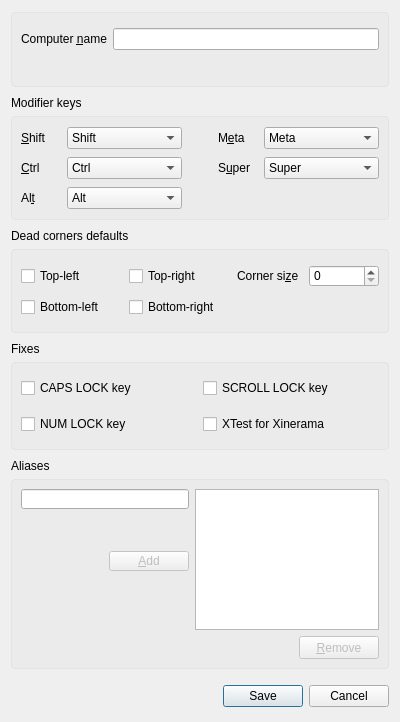
Old version of the form src/gui/src/ScreenSettingsDialogBase.ui in the repository deskflow/deskflow.
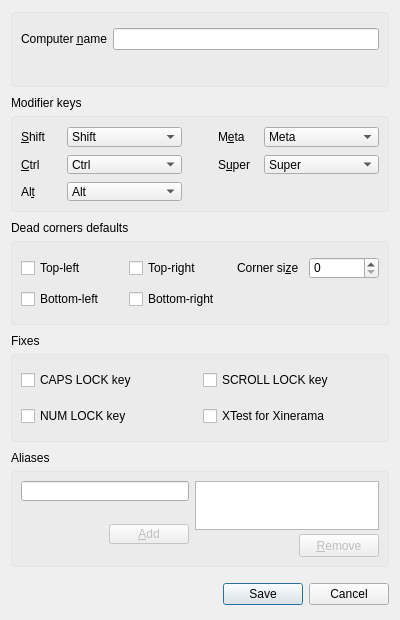
New version of the form.

Commit message: SYNERGY-936 Layout refactoring

```diff
--- a/src/gui/src/ScreenSettingsDialogBase.ui
+++ b/src/gui/src/ScreenSettingsDialogBase.ui
@@ -7,7 +7,7 @@
     <x>0</x>
     <y>0</y>
     <width>400</width>
-    <height>722</height>
+    <height>620</height>
    </rect>
   </property>
   <property name="sizePolicy">
@@ -779,42 +779,18 @@
      <property name="frameShadow">
       <enum>QFrame::Raised</enum>
      </property>
-     <layout class="QGridLayout" name="gridLayout_6" rowstretch="0,0,0,0,0" rowminimumheight="0,1,0,0,0">
+     <layout class="QHBoxLayout" name="horizontalLayout">
       <property name="sizeConstraint">
        <enum>QLayout::SetDefaultConstraint</enum>
       </property>
+      <item>
+       <layout class="QGridLayout" name="gridLayout_5">
+        <property name="topMargin">
+         <number>0</number>
+        </property>
       <property name="verticalSpacing">
-       <number>6</number>
-      </property>
-      <item row="4" column="2">
-       <spacer name="horizontalSpacer_2">
-        <property name="orientation">
-         <enum>Qt::Horizontal</enum>
-        </property>
-        <property name="sizeHint" stdset="0">
-         <size>
-          <width>40</width>
-          <height>20</height>
-         </size>
-        </property>
-       </spacer>
-      </item>
-      <item row="4" column="3">
-       <widget class="QPushButton" name="m_pButtonRemoveAlias">
-        <property name="enabled">
-         <bool>false</bool>
-        </property>
-        <property name="minimumSize">
-         <size>
-          <width>0</width>
-          <height>23</height>
-         </size>
-        </property>
-        <property name="text">
-         <string>&amp;Remove</string>
-        </property>
-       </widget>
-      </item>
+         <number>4</number>
+        </property>
       <item row="2" column="0">
        <spacer name="horizontalSpacer_3">
         <property name="orientation">
@@ -828,28 +804,6 @@
         </property>
        </spacer>
       </item>
-      <item row="0" column="0" colspan="2">
-       <widget class="QLineEdit" name="m_pLineEditAlias">
-        <property name="sizePolicy">
-         <sizepolicy hsizetype="Expanding" vsizetype="Fixed">
-          <horstretch>0</horstretch>
-          <verstretch>0</verstretch>
-         </sizepolicy>
-        </property>
-        <property name="minimumSize">
-         <size>
-          <width>168</width>
-          <height>20</height>
-         </size>
-        </property>
-        <property name="styleSheet">
-         <string notr="true"/>
-        </property>
-        <property name="maxLength">
-         <number>255</number>
-        </property>
-       </widget>
-      </item>
       <item row="2" column="1">
        <widget class="QPushButton" name="m_pButtonAddAlias">
         <property name="enabled">
@@ -880,6 +834,28 @@
         </property>
        </widget>
       </item>
+        <item row="0" column="0" colspan="2">
+         <widget class="QLineEdit" name="m_pLineEditAlias">
+          <property name="sizePolicy">
+           <sizepolicy hsizetype="Expanding" vsizetype="Fixed">
+            <horstretch>0</horstretch>
+            <verstretch>0</verstretch>
+           </sizepolicy>
+          </property>
+          <property name="minimumSize">
+           <size>
+            <width>168</width>
+            <height>20</height>
+           </size>
+          </property>
+          <property name="styleSheet">
+           <string notr="true"/>
+          </property>
+          <property name="maxLength">
+           <number>255</number>
+          </property>
+         </widget>
+        </item>
       <item row="1" column="0" colspan="2">
        <widget class="QLabel" name="m_pLabelAliasError">
         <property name="sizePolicy">
@@ -891,7 +867,7 @@
         <property name="minimumSize">
          <size>
           <width>0</width>
-          <height>30</height>
+            <height>0</height>
          </size>
         </property>
         <property name="maximumSize">
@@ -914,7 +890,59 @@
         </property>
        </widget>
       </item>
-      <item row="0" column="2" rowspan="4" colspan="2">
+        <item row="3" column="0" colspan="2">
+         <spacer name="verticalSpacer">
+          <property name="orientation">
+           <enum>Qt::Vertical</enum>
+          </property>
+          <property name="sizeHint" stdset="0">
+           <size>
+            <width>20</width>
+            <height>40</height>
+           </size>
+          </property>
+         </spacer>
+        </item>
+       </layout>
+      </item>
+      <item>
+       <layout class="QGridLayout" name="gridLayout_7">
+        <property name="topMargin">
+         <number>0</number>
+        </property>
+        <property name="verticalSpacing">
+         <number>4</number>
+        </property>
+        <item row="1" column="0">
+         <spacer name="horizontalSpacer_2">
+          <property name="orientation">
+           <enum>Qt::Horizontal</enum>
+          </property>
+          <property name="sizeHint" stdset="0">
+           <size>
+            <width>40</width>
+            <height>20</height>
+           </size>
+          </property>
+         </spacer>
+        </item>
+        <item row="1" column="1">
+         <widget class="QPushButton" name="m_pButtonRemoveAlias">
+          <property name="enabled">
+           <bool>false</bool>
+          </property>
+          <property name="minimumSize">
+           <size>
+            <width>0</width>
+            <height>23</height>
+           </size>
+          </property>
+          <property name="text">
+           <string>&amp;Remove</string>
+          </property>
+         </widget>
+        </item>
+        <item row="0" column="0" colspan="2">
        <widget class="QListWidget" name="m_pListAliases">
         <property name="sizePolicy">
          <sizepolicy hsizetype="Preferred" vsizetype="Expanding">
@@ -941,6 +969,8 @@
          <enum>QAbstractItemView::ExtendedSelection</enum>
         </property>
        </widget>
+        </item>
+       </layout>
       </item>
      </layout>
     </widget>
```
Left out of the diff: 52 changed lines with no effect on the pictures. Lines whose indentation alone changed are shown as unchanged.
